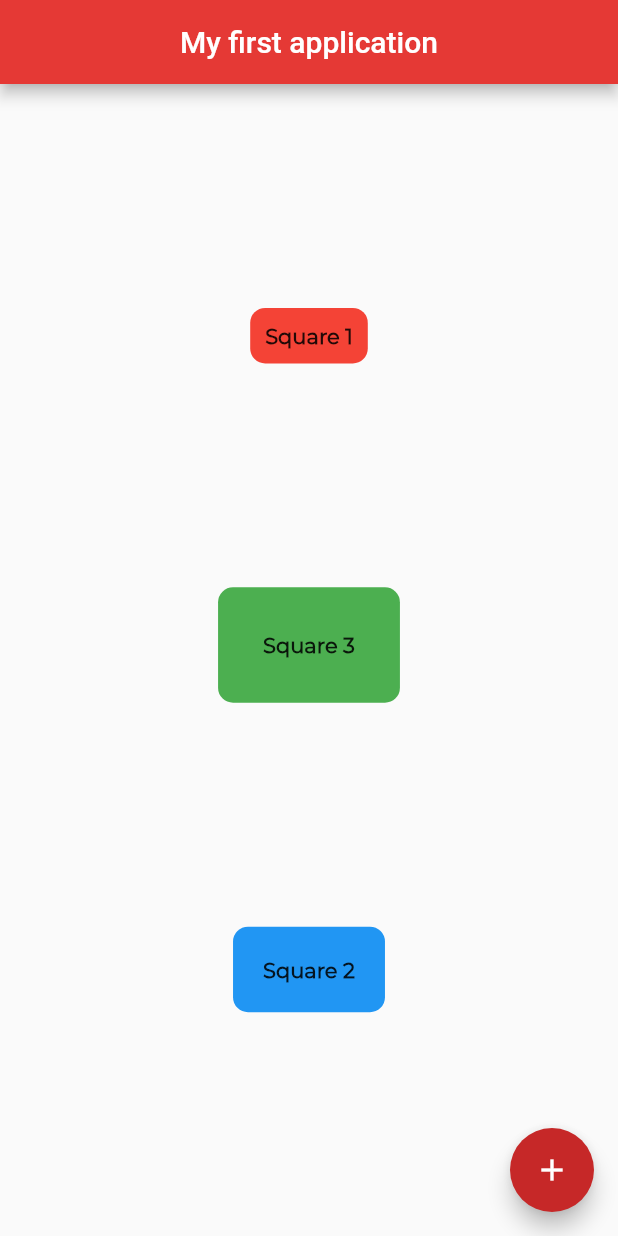
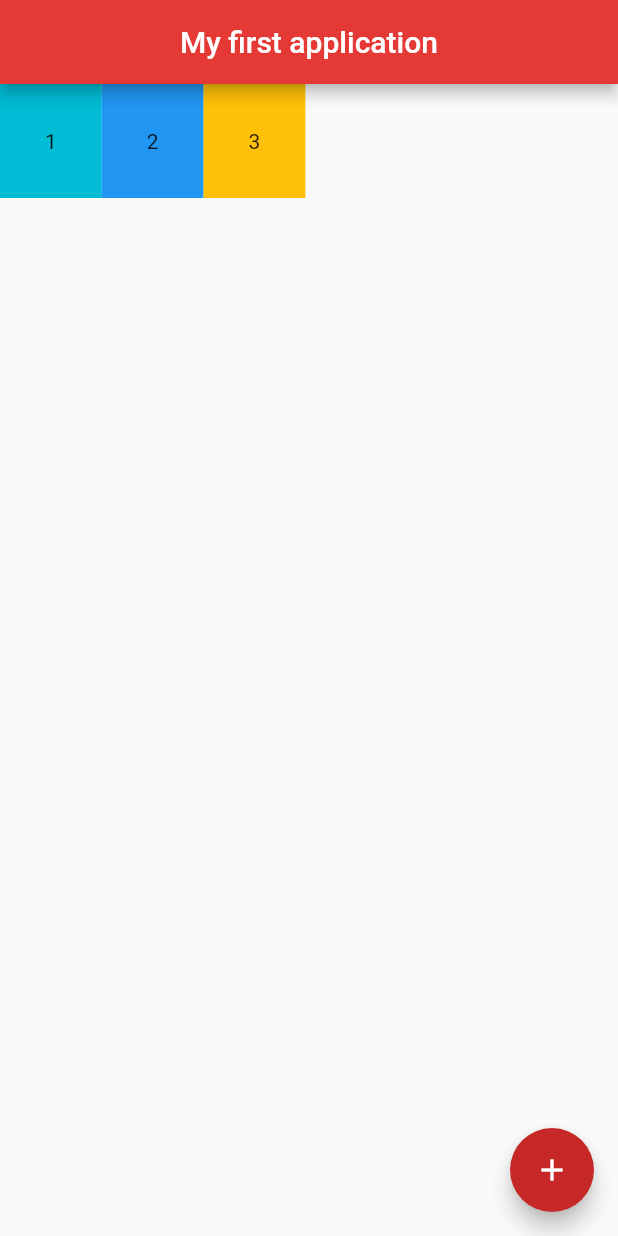
Before and after one commit to cliffaust/first-flutter-app, a Flutter app: the screen it shows after launch, on a phone screen of 412 x 824 dp. Run offline on Flutter 3.47's test engine with Material 2 defaults, Android fonts, the phone set to English and light mode, and no system bars; project files that could hold a hidden picture were left out.

Commit message:
added lines of code

```diff
--- a/lib/main.dart
+++ b/lib/main.dart
@@ -14,55 +14,24 @@ class Home extends StatelessWidget {
           centerTitle: true,
           backgroundColor: Colors.red[600],
         ),
-        body: Center(
-          child: Column(
-            mainAxisAlignment: MainAxisAlignment.spaceEvenly,
-            crossAxisAlignment: CrossAxisAlignment.center,
+        body: Row(
             children: [
               Container(
-                child: const Text(
-                    "Square 1",
-                  style: TextStyle(
-                    fontFamily: "Montserrat",
-                    fontWeight: FontWeight.w800
-                  ),
-                ),
-                padding: const EdgeInsets.all(10.0),
-                decoration: BoxDecoration(
-                    color: Colors.red,
-                    borderRadius: BorderRadius.circular(10) // use instead of BorderRadius.all(Radius.circular(20))
-                ),
+                color: Colors.cyan,
+                padding: const EdgeInsets.all(30.0),
+                child: const Text('1'),
               ),
               Container(
-                child: const Text(
-                    "Square 3",
-                    style: TextStyle(
-                      fontWeight: FontWeight.w800,
-                      fontFamily: "Montserrat"
-                    ),
-                ),
+                color: Colors.blue,
                 padding: const EdgeInsets.all(30.0),
-                decoration: BoxDecoration(
-                  color: Colors.green,
-                  borderRadius: BorderRadius.circular(10)
-                ),
+                child: const Text("2"),
               ),
               Container(
-                child: const Text(
-                    "Square 2",
-                  style: TextStyle(
-                    fontWeight: FontWeight.w800,
-                    fontFamily: "Montserrat"
-                  ),
-                ),
-                padding: const EdgeInsets.all(20.0),
-                decoration: BoxDecoration(
-                  color: Colors.blue,
-                  borderRadius: BorderRadius.circular(10)
-                ),
-              )
+                color: Colors.amber,
+                padding: const EdgeInsets.all(30.0),
+                child: const Text("3"),
+              ),
             ],
-          ),
         ),
         floatingActionButton: FloatingActionButton(
           onPressed: () {},
```
